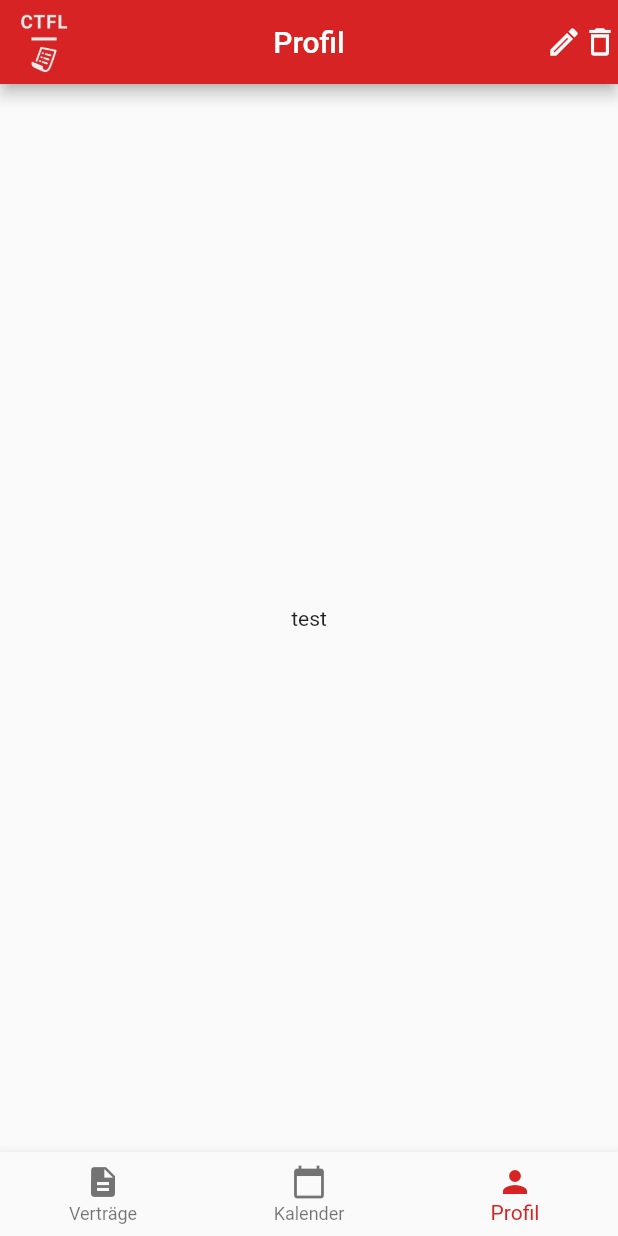
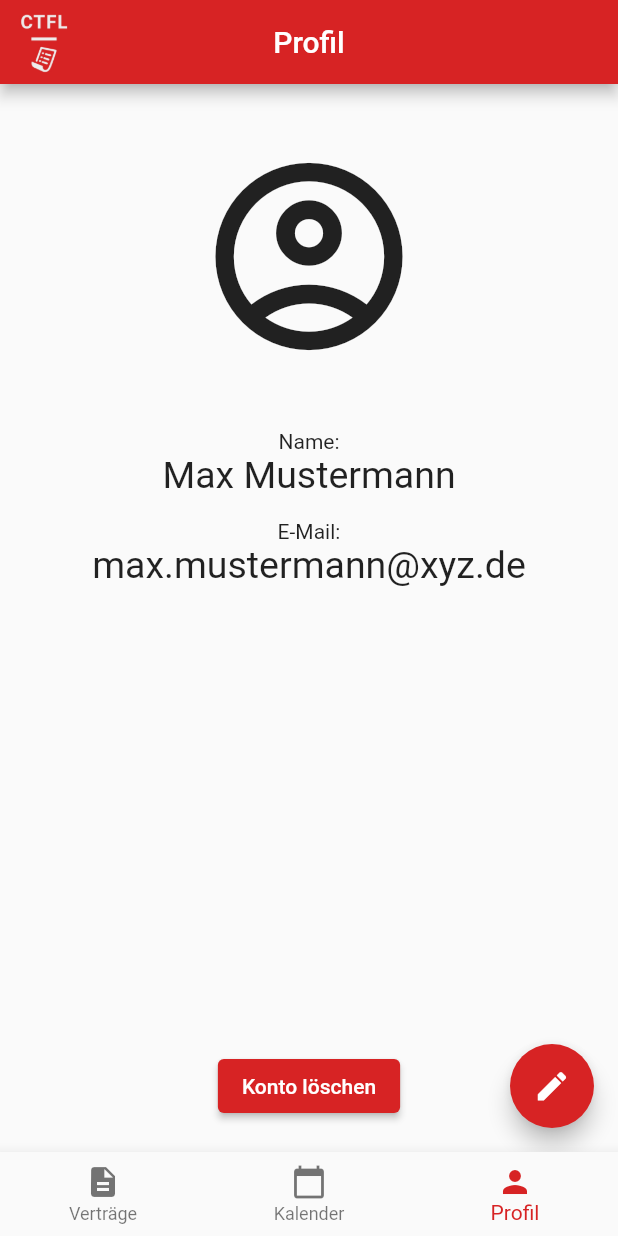
Before and after one commit to christian-leingang/CTFL-Vertragsmanager, a Flutter app: the screen it shows after launch, item 3 of the bottom bar chosen, on a phone screen of 412 x 824 dp. Run offline on Flutter 3.47's test engine with Material 2 defaults, Android fonts, the phone set to English and light mode, and no system bars; our stand-ins replace table_calendar.

Commit message:
updated LauncherIcon, started with ProfilPage
Co-authored-by: Levana-Fallboehmer <Levana-Fallboehmer@users.noreply.github.com>

```diff
--- a/frontend/ctfl_vertragsmanager/lib/main.dart
+++ b/frontend/ctfl_vertragsmanager/lib/main.dart
@@ -51,10 +51,6 @@ class _MainState extends State<Main> {
       title: Text(
         "Profil",
       ),
-      actions: [
-        Icon(Icons.edit_outlined),
-        Icon(Icons.delete_outlined),
-      ],
     ),
   ];
 
--- a/frontend/ctfl_vertragsmanager/lib/pages/profil.dart
+++ b/frontend/ctfl_vertragsmanager/lib/pages/profil.dart
@@ -1,10 +1,71 @@
 import 'package:flutter/material.dart';
+
+String name = "Max Mustermann";
+String email = "max.mustermann@xyz.de";
+String passwort = "********";
 
 class ProfilPage extends StatelessWidget {
   @override
   Widget build(BuildContext context) {
     return Scaffold(
-      body: Center(child: Text("test")),
+      body: Center(
+        child: Column(
+          mainAxisSize: MainAxisSize.max,
+          crossAxisAlignment: CrossAxisAlignment.center,
+          children: [
+            Container(
+              margin: EdgeInsets.all(40),
+              child: Icon(
+                Icons.account_circle_outlined,
+                size: 150,
+              ),
+            ),
+            Column(
+              children: [
+                Text("Name:"),
+                Text(
+                  name,
+                  style: TextStyle(fontSize: 25),
+                ),
+              ],
+            ),
+            SizedBox(
+              height: 15,
+            ),
+            Column(
+              children: [
+                Text("E-Mail:"),
+                Text(
+                  email,
+                  style: TextStyle(fontSize: 25),
+                )
+              ],
+            ),
+            Spacer(),
+            Container(
+              margin: EdgeInsets.only(bottom: 20),
+              alignment: Alignment.bottomCenter,
+              child: ElevatedButton(
+                onPressed: () {},
+                child: Text("Konto löschen"),
+                style: TextButton.styleFrom(backgroundColor: Color(0xffD72324)),
+              ),
+            ),
+          ],
+        ),
+      ),
+      // +-Button
+      floatingActionButton: FloatingActionButton(
+        onPressed: () {
+          // Add your onPressed code here!
+        },
+        backgroundColor: Color(0xffD72324),
+        child: const Icon(
+          Icons.edit,
+          size: 25,
+        ),
+      ),
+      /**/
     );
   }
 }
--- a/frontend/ctfl_vertragsmanager/lib/pages/vertraege.dart
+++ b/frontend/ctfl_vertragsmanager/lib/pages/vertraege.dart
@@ -48,7 +48,7 @@ class VertraegePage extends StatelessWidget {
           backgroundColor: Color(0xffD72324),
           child: const Icon(
             Icons.add,
-            size: 35,
+            size: 25,
           ),
         ),
       );
```
Also changed, not shown: frontend/ctfl_vertragsmanager/pubspec.yaml (+8 -0 lines), 42 other files.
